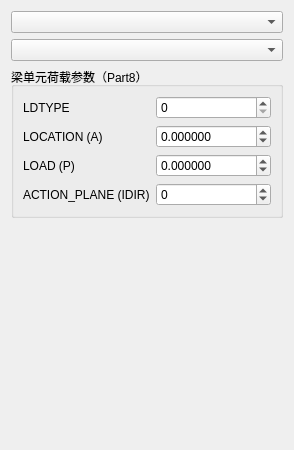
First picture: the form in plugins/Base_PhysicalField/BeamLoadPage.ui, repository asd977/base_cae, before the edit.
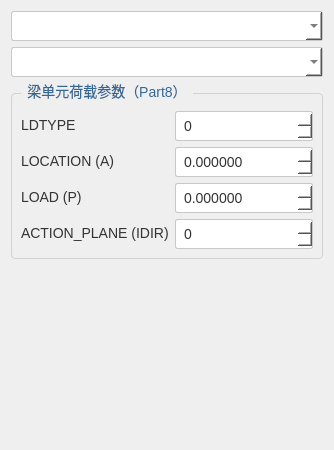
Second picture: the form after the edit.

Commit message: style: unify BasePage ui styles for physical field pages

The edit to the form file:
```diff
--- a/plugins/Base_PhysicalField/BeamLoadPage.ui
+++ b/plugins/Base_PhysicalField/BeamLoadPage.ui
@@ -13,6 +13,64 @@
   <property name="windowTitle">
    <string>BeamLoadPage</string>
   </property>
+  <property name="styleSheet">
+   <string notr="true">QWidget {
+    font-family: &quot;Microsoft YaHei&quot;, &quot;微软雅黑&quot;;
+    font-size: 14px;
+    color: rgb(51, 51, 51);
+}
+QLabel {
+    color: rgb(51, 51, 51);
+}
+QLabel#pageNameLabel {
+    font-size: 20px;
+    color: rgb(53, 103, 147);
+    padding-left: 9px;
+}
+QPushButton {
+    background-color: rgb(224, 233, 244);
+    border: 1px solid rgb(169, 169, 169);
+    border-radius: 2px;
+    min-height: 30px;
+    padding: 0 10px;
+}
+QPushButton:hover {
+    background-color: rgb(210, 224, 241);
+}
+QPushButton:pressed {
+    background-color: rgb(196, 214, 234);
+}
+QPushButton#pushButton {
+    border-left: none;
+    border-right: none;
+    border-radius: 0;
+    text-align: left;
+    padding-left: 15px;
+    font-size: 17px;
+}
+QLineEdit, QComboBox, QSpinBox, QDoubleSpinBox, QDateTimeEdit {
+    border: 1px solid rgb(200, 200, 200);
+    border-radius: 2px;
+    min-height: 28px;
+    padding: 0 6px;
+    background: rgb(255, 255, 255);
+}
+QLineEdit:focus, QComboBox:focus, QSpinBox:focus, QDoubleSpinBox:focus, QDateTimeEdit:focus {
+    border: 1px solid rgb(100, 100, 255);
+}
+QGroupBox {
+    border: 1px solid rgb(210, 210, 210);
+    border-radius: 4px;
+    margin-top: 10px;
+    padding-top: 8px;
+}
+QGroupBox::title {
+    subcontrol-origin: margin;
+    left: 10px;
+    padding: 0 4px;
+    color: rgb(53, 103, 147);
+}</string>
+  </property>
   <layout class="QVBoxLayout" name="verticalLayout">
    <item>
     <widget class="QComboBox" name="comboBoxDim"/>
```
The commit also changes 10 other files.
